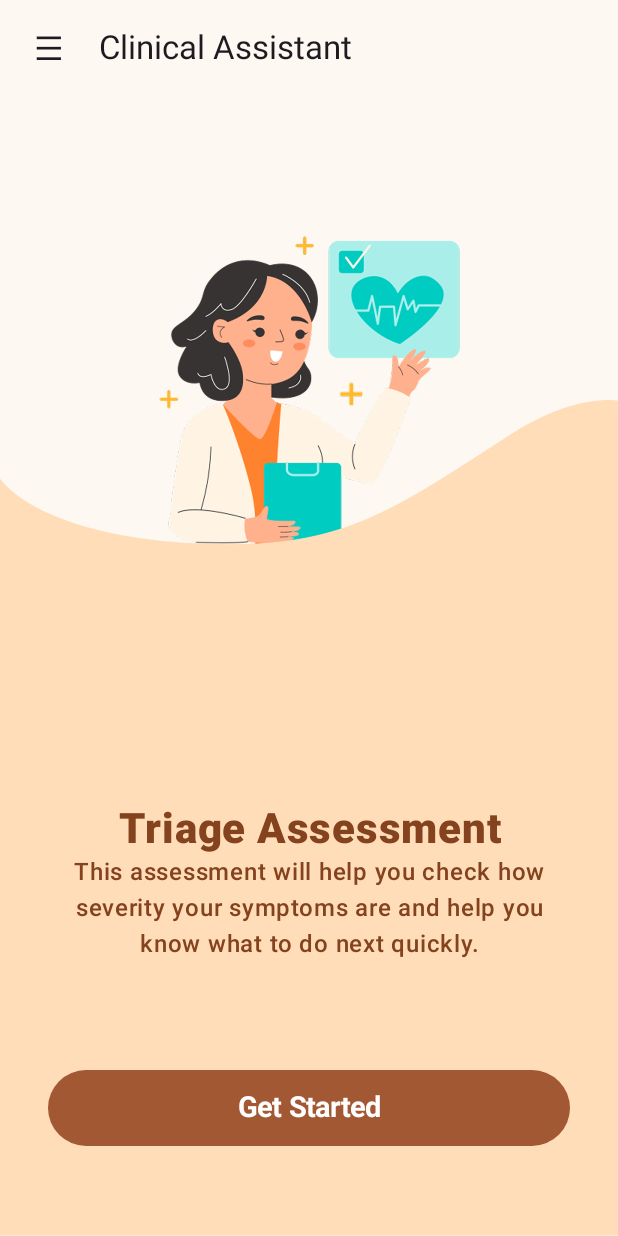
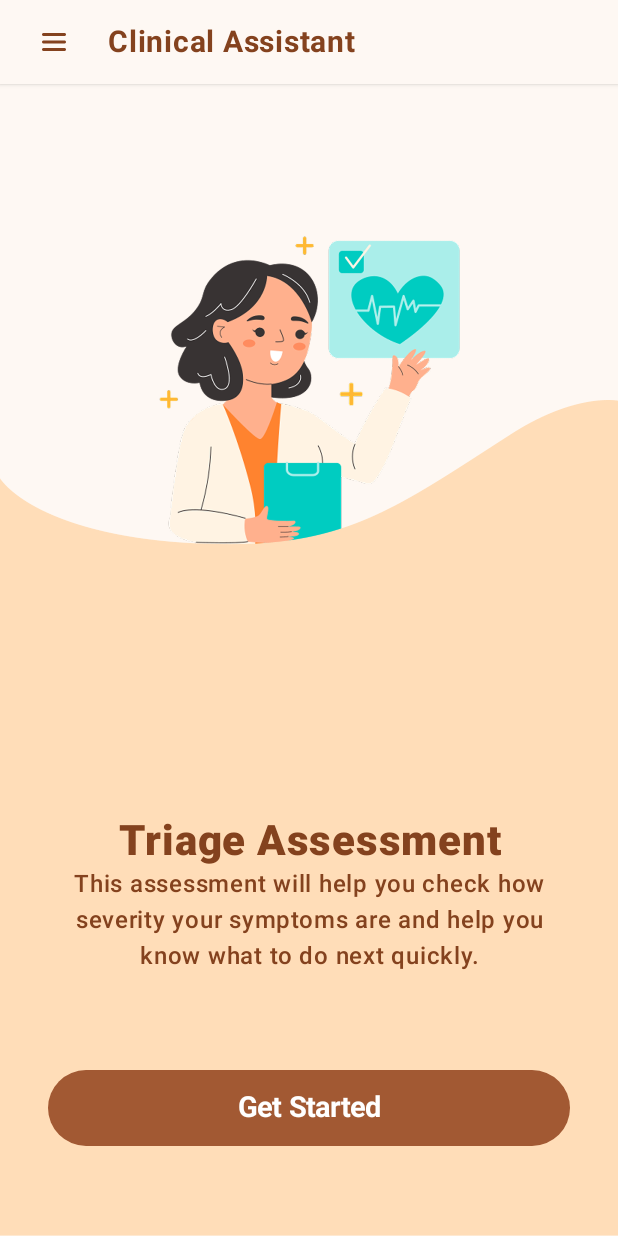
Before and after one commit to Sondnn/Swin-Smart-Adaptive-Clinical-Assistant-SACA-, an Android app built with Jetpack Compose: the screen it shows after launch (MainActivity), after a tap on "English", on a phone screen of 412 x 824 dp. Run offline under Robolectric (Android 15) with nearby library versions, the light colour scheme and no system bars.

Commit message:
feat: add app bar component

```diff
--- /dev/null
+++ b/android/app/src/main/java/com/saca/smartadaptiveclinicalassistant/presentation/components/AppBar.kt
@@ -0,0 +1,71 @@
+package com.saca.smartadaptiveclinicalassistant.presentation.components
+
+import androidx.annotation.DrawableRes
+import androidx.compose.foundation.Image
+import androidx.compose.foundation.layout.Row
+import androidx.compose.foundation.layout.Spacer
+import androidx.compose.foundation.layout.fillMaxWidth
+import androidx.compose.foundation.layout.height
+import androidx.compose.foundation.layout.size
+import androidx.compose.foundation.layout.width
+import androidx.compose.material3.IconButton
+import androidx.compose.material3.MaterialTheme
+import androidx.compose.material3.Surface
+import androidx.compose.material3.Text
+import androidx.compose.runtime.Composable
+import androidx.compose.ui.Alignment
+import androidx.compose.ui.Modifier
+import androidx.compose.ui.res.painterResource
+import androidx.compose.ui.text.font.FontWeight
+import androidx.compose.ui.unit.dp
+import androidx.compose.ui.unit.sp
+import com.saca.smartadaptiveclinicalassistant.R
+import com.saca.smartadaptiveclinicalassistant.ui.theme.TextBrown
+
+@Composable
+fun AppBar(
+    title: String,
+    iconButton: ActionBarIconButton,
+    onIconButtonClick: () -> Unit,
+    iconContentDescription: String,
+    modifier: Modifier = Modifier
+) {
+    Surface(
+        color = MaterialTheme.colorScheme.surface,
+        shadowElevation = 2.dp,
+        modifier = modifier.fillMaxWidth()
+    ) {
+        Row(
+            modifier = Modifier
+                .fillMaxWidth()
+                .height(56.dp),
+            verticalAlignment = Alignment.CenterVertically
+        ) {
+            Spacer(modifier = Modifier.width(12.dp))
+
+            IconButton(onIconButtonClick) {
+                Image(
+                    painter = painterResource(id = iconButton.iconResourceId),
+                    contentDescription = iconContentDescription,
+                    modifier = Modifier.size(24.dp)
+                )
+            }
+
+            Spacer(modifier = Modifier.width(12.dp))
+
+            Text(
+                text = title,
+                color = TextBrown,
+                fontWeight = FontWeight.Bold,
+                fontSize = 20.sp
+            )
+        }
+    }
+}
+
+enum class ActionBarIconButton(
+    @param:DrawableRes val iconResourceId: Int,
+) {
+    MENU(R.drawable.button),
+    BACK(R.drawable.chevron_left)
+}
--- a/android/app/src/main/java/com/saca/smartadaptiveclinicalassistant/presentation/components/SacaAppBar.kt
+++ /dev/null
@@ -1 +0,0 @@
-package com.saca.smartadaptiveclinicalassistant.presentation.components
--- a/android/app/src/main/java/com/saca/smartadaptiveclinicalassistant/presentation/home/HomeScreen.kt
+++ b/android/app/src/main/java/com/saca/smartadaptiveclinicalassistant/presentation/home/HomeScreen.kt
@@ -43,6 +43,8 @@ import androidx.compose.ui.unit.sp
 import com.saca.smartadaptiveclinicalassistant.R
 import com.saca.smartadaptiveclinicalassistant.common.Constants.LANGUAGE_TAG_ENGLISH
 import com.saca.smartadaptiveclinicalassistant.common.Constants.LANGUAGE_TAG_WALMAJARRI
+import com.saca.smartadaptiveclinicalassistant.presentation.components.ActionBarIconButton
+import com.saca.smartadaptiveclinicalassistant.presentation.components.AppBar
 import com.saca.smartadaptiveclinicalassistant.presentation.components.AppButton
 import com.saca.smartadaptiveclinicalassistant.presentation.components.AppButtonStyle
 import com.saca.smartadaptiveclinicalassistant.presentation.session.SessionViewModel
@@ -61,9 +63,7 @@ fun HomeScreen(
     sessionViewModel: SessionViewModel = koinViewModel(),
 ) {
     val drawerState = rememberDrawerState(initialValue = DrawerValue.Closed)
-
     val coroutineScope = rememberCoroutineScope()
-
     val currentLanguageTag: String = sessionViewModel.languageTag
 
     ModalNavigationDrawer(
@@ -80,22 +80,12 @@ fun HomeScreen(
     ) {
         Scaffold(
             topBar = {
-                TopAppBar(
-                    title = {
-                        Text(text = stringResource(R.string.home_action_bar_title))
-                    },
-                    navigationIcon = {
-                        TextButton(
-                            onClick = {
-                                coroutineScope.launch { drawerState.open() }
-                            }
-                        ) {
-                            Text(
-                                text = "\u2630",
-                                fontSize = 22.sp,
-                                color = MaterialTheme.colorScheme.onSurface
-                            )
-                        }
+                AppBar(
+                    title = stringResource(R.string.home_action_bar_title),
+                    ActionBarIconButton.MENU,
+                    iconContentDescription = stringResource(R.string.home_action_bar_title),
+                    onIconButtonClick = {
+                        coroutineScope.launch { drawerState.open() }
                     }
                 )
             }
```
